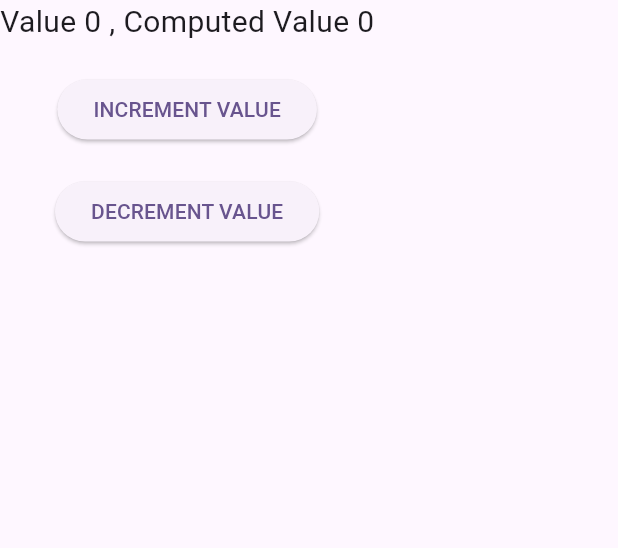
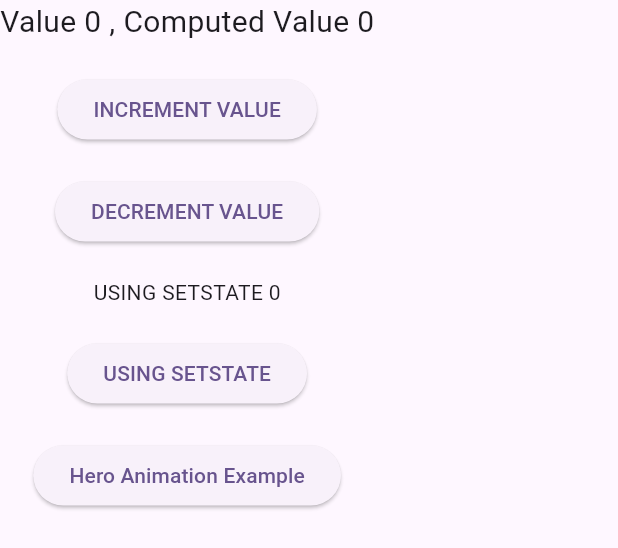
Before and after one commit to kirannonstop/MobExDemo, a Flutter app: the CounterExample widget shown alone on an empty page, opened directly, on a phone screen of 412 x 824 dp. Shown: the top 548 px of the screen. Run offline on Flutter 3.47's test engine with Material 2 defaults, Android fonts, the phone set to English and light mode, and no system bars; our stand-ins replace device_preview, firebase_core, flutter_mobx, mobx; accounts and stored records are empty; generated files the repository leaves out were written again; network calls fail.

```diff
--- a/lib/pages/counter_example.dart
+++ b/lib/pages/counter_example.dart
@@ -3,10 +3,19 @@ import 'package:flutter/material.dart';
 import 'package:flutter_mobx/flutter_mobx.dart';
 import 'package:mobx/mobx.dart';
 
-class CounterExample extends StatelessWidget {
+import 'hero_animation_demo.dart';
+
+class CounterExample extends StatefulWidget {
   CounterRepository counterRepository; //= CounterStore();
 
   CounterExample({super.key, required this.counterRepository});
+
+  @override
+  State<CounterExample> createState() => _CounterExampleState();
+}
+
+class _CounterExampleState extends State<CounterExample> {
+  int localCounter = 0;
 
   @override
   Widget build(BuildContext context) {
@@ -22,7 +31,7 @@ class CounterExample extends StatelessWidget {
             print("CHANGED ON THIS REACTION $p0");
           });*/
           return when((p0) {
-            return counterRepository.getCounter() == 2;
+            return widget.counterRepository.getCounter() == 2;
           }, () {
             print("WHEN CONDITION TRUE ");
           });
@@ -31,7 +40,7 @@ class CounterExample extends StatelessWidget {
           children: [
             Observer(builder: (_) {
               return Text(
-                "Value ${counterRepository.getCounter()} , Computed Value ${counterRepository.getComputedValue()}",
+                "Value ${widget.counterRepository.getCounter()} , Computed Value ${widget.counterRepository.getComputedValue()}",
                 style: TextStyle(fontSize: 20),
               );
             }),
@@ -40,7 +49,7 @@ class CounterExample extends StatelessWidget {
             ),
             ElevatedButton(
               onPressed: () {
-                counterRepository.incrementCounter();
+                widget.counterRepository.incrementCounter();
               },
               child: Text("INCREMENT VALUE"),
             ),
@@ -49,12 +58,38 @@ class CounterExample extends StatelessWidget {
             ),
             ElevatedButton(
               onPressed: () {
-                counterRepository.decrementCounter();
+                widget.counterRepository.decrementCounter();
               },
               child: Text("DECREMENT VALUE"),
             ),
             const SizedBox(
               height: 20,
+            ),
+            Text("USING SETSTATE $localCounter"),
+            const SizedBox(
+              height: 20,
+            ),
+            ElevatedButton(
+              onPressed: () {
+                setState(() {
+                  localCounter++;
+                });
+              },
+              child: Text("USING SETSTATE"),
+            ),
+            const SizedBox(
+              height: 20,
+            ),
+            ElevatedButton(
+              onPressed: () {
+                Navigator.push(context,
+                    MaterialPageRoute(builder: (BuildContext context) {
+                  return LogoWidgetUsingHero();
+                }));
+              },
+              child: Text(
+                "Hero Animation Example",
+              ),
             ),
           ],
         ),
```
Also changed, not shown: lib/main.dart (+18 -2 lines), lib/pages/animation_builder.dart (added, +34 -0 lines), lib/pages/hero_animation_demo.dart (added, +17 -0 lines), lib/pages/shrinkwrap_vs_silver.dart (+13 -1 lines), pubspec.yaml (+7 -0 lines), lib/firebase_options.dart (added), pubspec.lock, 11 other files.
